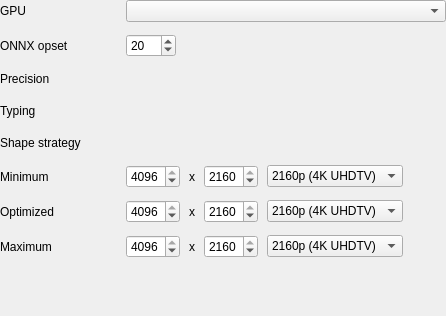
This is ui/designer/ui_tensorrt_conversion_widget.ui in herlegon/hconvert as Qt 5 draws it before an edit. The edited form follows.
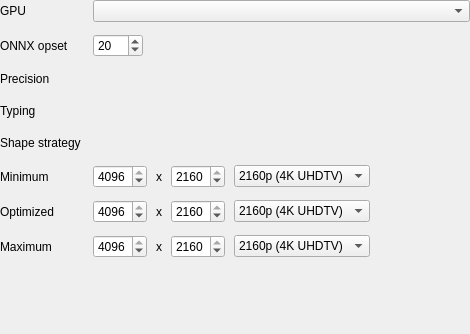
This is the edited form. Custom widgets are drawn as their Qt base class.

```diff
--- a/ui/designer/ui_tensorrt_conversion_widget.ui
+++ b/ui/designer/ui_tensorrt_conversion_widget.ui
@@ -6,8 +6,8 @@
    <rect>
     <x>0</x>
     <y>0</y>
-    <width>446</width>
-    <height>316</height>
+    <width>470</width>
+    <height>334</height>
    </rect>
   </property>
   <property name="windowTitle">
@@ -32,25 +32,13 @@
    <item>
     <layout class="QFormLayout" name="main_layout">
      <property name="horizontalSpacing">
-      <number>6</number>
+      <number>12</number>
      </property>
      <property name="verticalSpacing">
       <number>12</number>
      </property>
      <item row="0" column="0">
-      <widget class="QLabel" name="label_18">
-       <property name="sizePolicy">
-        <sizepolicy hsizetype="Fixed" vsizetype="Preferred">
-         <horstretch>0</horstretch>
-         <verstretch>0</verstretch>
-        </sizepolicy>
-       </property>
-       <property name="minimumSize">
-        <size>
-         <width>120</width>
-         <height>0</height>
-        </size>
-       </property>
+      <widget class="QLabel" name="label_gpu">
        <property name="text">
         <string>GPU</string>
        </property>
```
Left out of the diff: 71 changed lines with no effect on the pictures.
